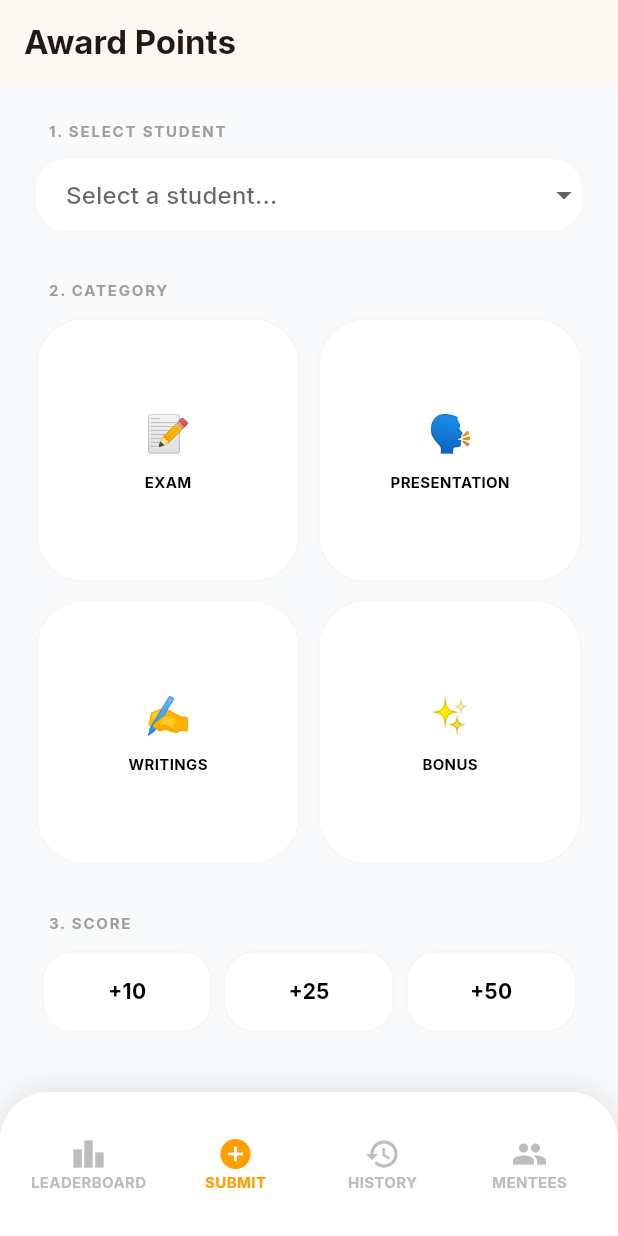
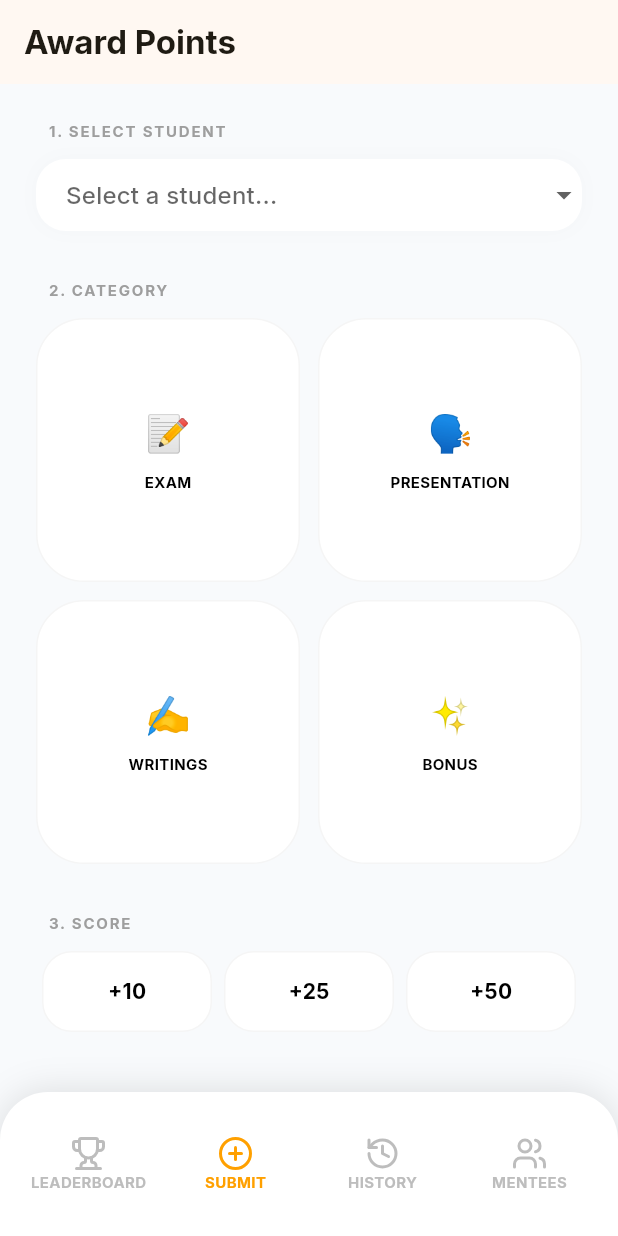
Before and after one commit to rizvanrizzo/zehnuth, a Flutter app: the screen it shows after launch, item 2 of the bottom bar chosen, on a phone screen of 412 x 824 dp. Run offline on Flutter 3.47's test engine with Material 3 defaults, Android fonts, the phone set to English and light mode, and no system bars; our stand-ins replace dio, flutter_riverpod, google_fonts, lucide_icons; generated files the repository leaves out were written again; statements that could not run were skipped.

Commit message:
feat: Update app theme and navigation icons
Migrates to Google Fonts for theming and updates navigation bar icons to use LucideIcons for a more modern look. Also includes a workflow change to generate necessary build files.

```diff
--- a/flutter_app/lib/main.dart
+++ b/flutter_app/lib/main.dart
@@ -1,5 +1,6 @@
 import 'package:flutter/material.dart';
 import 'package:flutter_riverpod/flutter_riverpod.dart';
+import 'package:google_fonts/google_fonts.dart';
 import 'presentation/screens/main_navigation.dart';
 
 void main() {
@@ -19,7 +20,7 @@ class ZehnuthApp extends StatelessWidget {
       title: 'ZEHNUTH',
       debugShowCheckedModeBanner: false,
       theme: ThemeData(
-        fontFamily: 'Inter',
+        textTheme: GoogleFonts.interTextTheme(),
         scaffoldBackgroundColor: const Color(0xFFF8FAFC),
         colorScheme: ColorScheme.fromSeed(
           seedColor: Colors.amber,
--- a/flutter_app/lib/presentation/screens/main_navigation.dart
+++ b/flutter_app/lib/presentation/screens/main_navigation.dart
@@ -1,4 +1,5 @@
 import 'package:flutter/material.dart';
+import 'package:lucide_icons/lucide_icons.dart';
 import 'leaderboard_screen.dart';
 import 'submit_point_screen.dart';
 import 'history_screen.dart';
@@ -48,10 +49,10 @@ class _MainNavigationState extends State<MainNavigation> {
           selectedLabelStyle: const TextStyle(fontSize: 10, fontWeight: FontWeight.bold),
           unselectedLabelStyle: const TextStyle(fontSize: 10, fontWeight: FontWeight.bold),
           items: const [
-            BottomNavigationBarItem(icon: Icon(Icons.leaderboard), label: "LEADERBOARD"),
-            BottomNavigationBarItem(icon: Icon(Icons.add_circle), label: "SUBMIT"),
-            BottomNavigationBarItem(icon: Icon(Icons.history), label: "HISTORY"),
-            BottomNavigationBarItem(icon: Icon(Icons.people), label: "MENTEES"),
+            BottomNavigationBarItem(icon: Icon(LucideIcons.trophy), label: "LEADERBOARD"),
+            BottomNavigationBarItem(icon: Icon(LucideIcons.plusCircle), label: "SUBMIT"),
+            BottomNavigationBarItem(icon: Icon(LucideIcons.history), label: "HISTORY"),
+            BottomNavigationBarItem(icon: Icon(LucideIcons.users), label: "MENTEES"),
           ],
         ),
       ),
```
Also changed, not shown: flutter_app/pubspec.yaml (+2 -7 lines), 3 other files.
